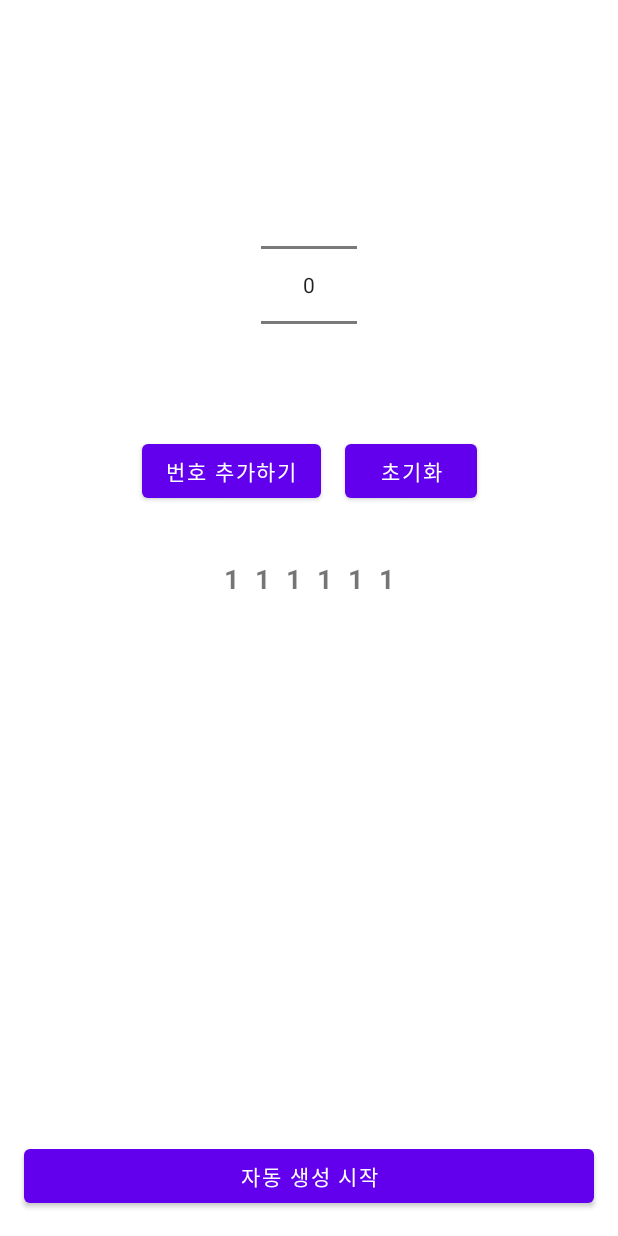
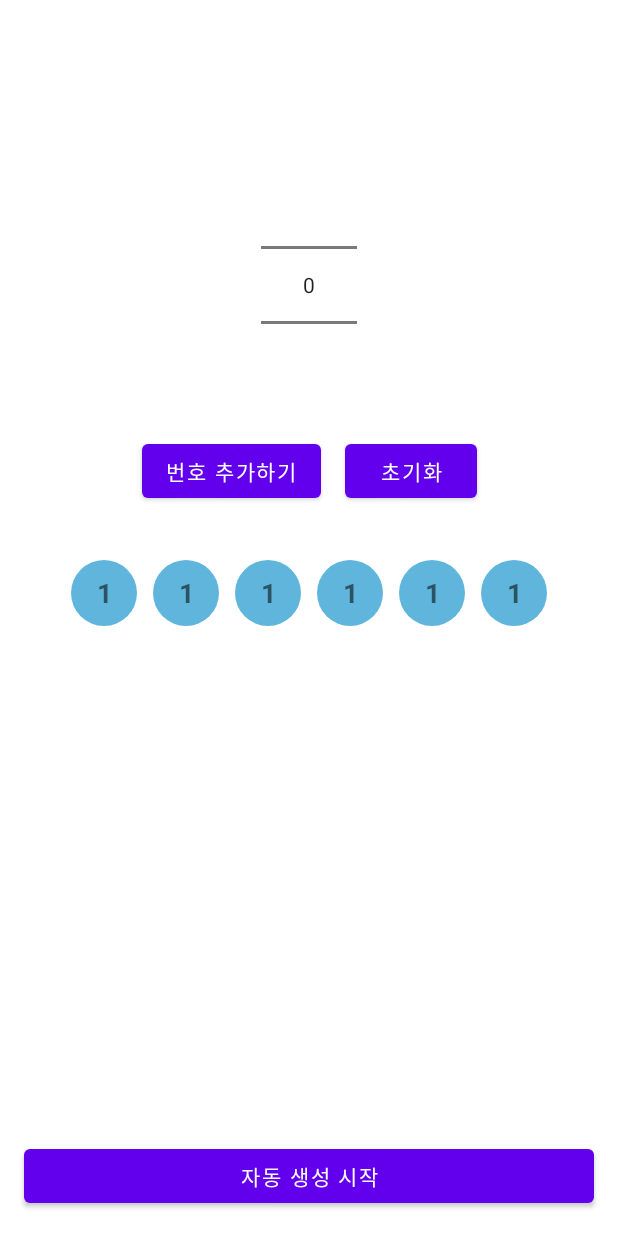
Before and after one commit to ssanay88/Basic_Ch02_Lotto, an Android app: the layout activity_main.xml on its own in the app's theme, with its tools: preview values and no code run, on a phone screen of 412 x 824 dp. Run offline under Robolectric (Android 15) with nearby library versions, the phone set to English and light mode, and no system bars.

Commit message:
21.10.04

```diff
--- /dev/null
+++ b/app/src/main/res/drawable/blue_circle.xml
@@ -0,0 +1,11 @@
+<?xml version="1.0" encoding="utf-8"?>
+<shape xmlns:android="http://schemas.android.com/apk/res/android"
+    android:shape="oval">
+
+    <solid
+        android:color="#5FB5DB"/>
+    <size
+        android:width="44dp"
+        android:height="44dp"/>
+
+</shape>
--- a/app/src/main/res/layout/activity_main.xml
+++ b/app/src/main/res/layout/activity_main.xml
@@ -50,6 +50,8 @@
             android:layout_width="wrap_content"
             android:layout_height="wrap_content"
             android:layout_margin="5dp"
+            android:background="@drawable/blue_circle"
+            android:gravity="center"
             android:text="1"
             android:textSize="18sp"
             android:textStyle="bold"
@@ -61,6 +63,8 @@
             android:layout_width="wrap_content"
             android:layout_height="wrap_content"
             android:layout_margin="5dp"
+            android:background="@drawable/blue_circle"
+            android:gravity="center"
             android:text="1"
             android:textSize="18sp"
             android:textStyle="bold"
@@ -72,6 +76,8 @@
             android:layout_width="wrap_content"
             android:layout_height="wrap_content"
             android:layout_margin="5dp"
+            android:background="@drawable/blue_circle"
+            android:gravity="center"
             android:text="1"
             android:textSize="18sp"
             android:textStyle="bold"
@@ -83,6 +89,8 @@
             android:layout_width="wrap_content"
             android:layout_height="wrap_content"
             android:layout_margin="5dp"
+            android:background="@drawable/blue_circle"
+            android:gravity="center"
             android:text="1"
             android:textSize="18sp"
             android:textStyle="bold"
@@ -94,6 +102,8 @@
             android:layout_width="wrap_content"
             android:layout_height="wrap_content"
             android:layout_margin="5dp"
+            android:background="@drawable/blue_circle"
+            android:gravity="center"
             android:text="1"
             android:textSize="18sp"
             android:textStyle="bold"
@@ -105,6 +115,8 @@
             android:layout_width="wrap_content"
             android:layout_height="wrap_content"
             android:layout_margin="5dp"
+            android:background="@drawable/blue_circle"
+            android:gravity="center"
             android:text="1"
             android:textSize="18sp"
             android:textStyle="bold"
@@ -140,6 +152,7 @@
     android:visivility : UI에서 사용자에게 보여줄지를 선택
     tools:visivility : xml 디자인 화면에서만 보여주도록 설정
 
+    res-drawble 파일에 원하는 형태의 파일을 만들고 난 뒤 background로 설정정
 
 
 
```
Also changed, not shown: app/src/main/java/com/example/basic_ch02_lotto/MainActivity.kt (+47 -2 lines), app/src/main/res/drawable/gray_circle.xml (added, +11 -0 lines), app/src/main/res/drawable/green_circle.xml (added, +11 -0 lines), app/src/main/res/drawable/red_circle.xml (added, +11 -0 lines), app/src/main/res/drawable/yellow_circle.xml (added, +11 -0 lines).
